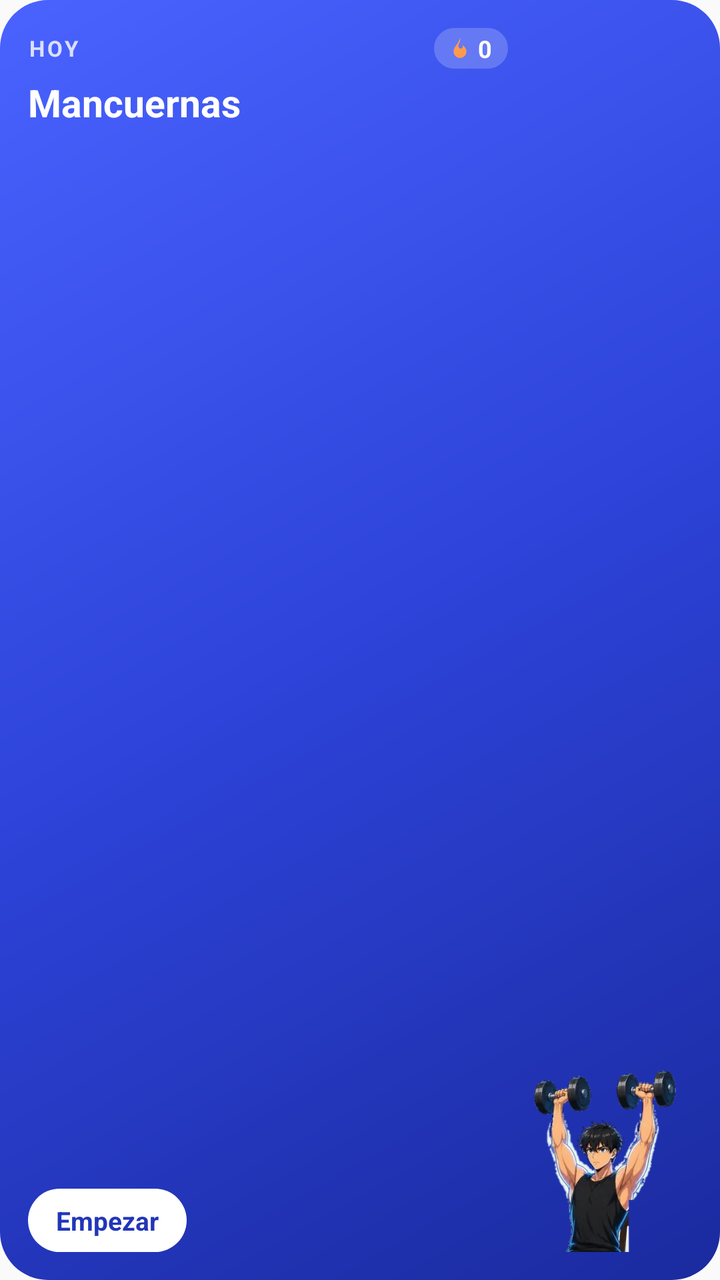
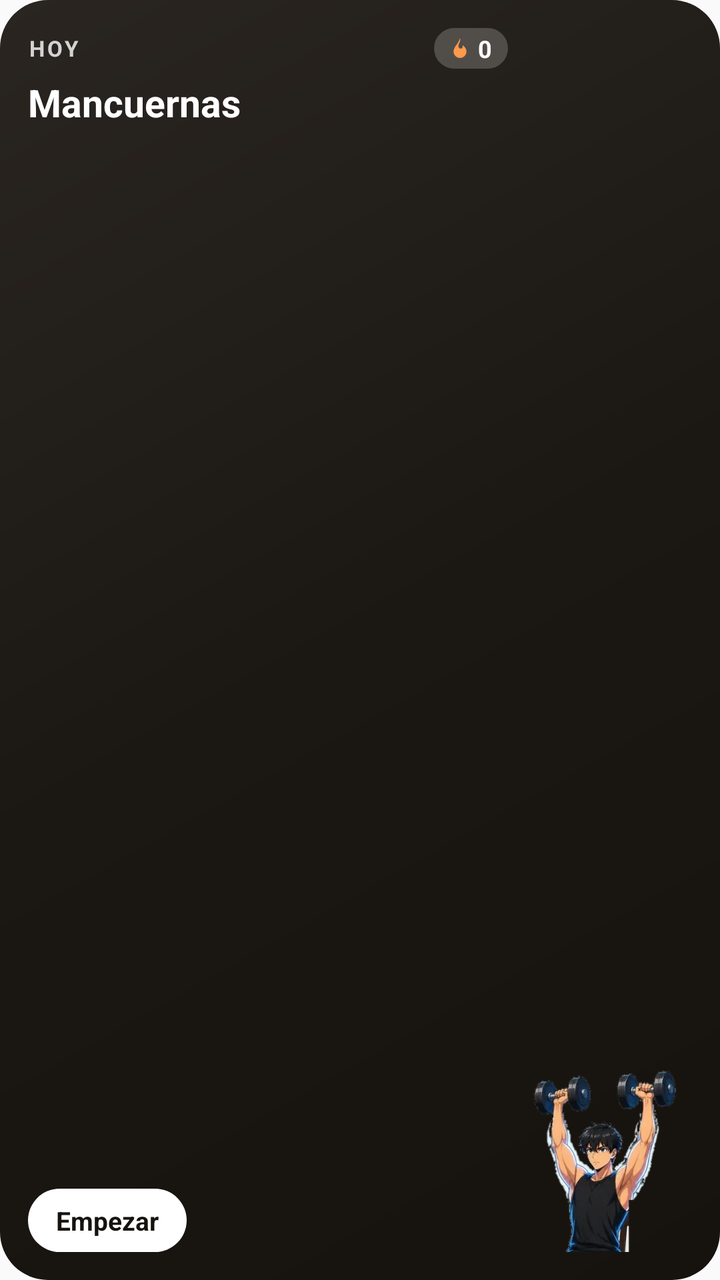

An Android layout rendered at two revisions. The XML below is the earlier revision; the diff shows what the commit changed to produce the second picture.
<!-- AndroidManifest.xml: application theme AppTheme -->
<!-- res/layout/widget_today.xml -->
<?xml version="1.0" encoding="utf-8"?>
<LinearLayout xmlns:android="http://schemas.android.com/apk/res/android"
    android:id="@+id/w_root"
    android:layout_width="match_parent"
    android:layout_height="match_parent"
    android:background="@drawable/widget_bg"
    android:orientation="horizontal"
    android:padding="14dp">

    <LinearLayout
        android:layout_width="0dp"
        android:layout_height="match_parent"
        android:layout_weight="1"
        android:orientation="vertical">

        <LinearLayout
            android:layout_width="match_parent"
            android:layout_height="wrap_content"
            android:gravity="center_vertical"
            android:orientation="horizontal">
            <TextView
                android:layout_width="0dp"
                android:layout_height="wrap_content"
                android:layout_weight="1"
                android:text="HOY"
                android:textColor="#CCFFFFFF"
                android:textSize="11sp"
                android:textStyle="bold"
                android:letterSpacing="0.12" />
            <TextView
                android:id="@+id/w_streak"
                android:layout_width="wrap_content"
                android:layout_height="wrap_content"
                android:background="@drawable/widget_pill"
                android:drawableStart="@drawable/w_flame"
                android:drawablePadding="3dp"
                android:paddingStart="7dp"
                android:paddingEnd="8dp"
                android:paddingTop="2dp"
                android:paddingBottom="2dp"
                android:text="0"
                android:textColor="#FFFFFF"
                android:textSize="12sp"
                android:textStyle="bold" />
        </LinearLayout>

        <TextView
            android:id="@+id/w_title"
            android:layout_width="match_parent"
            android:layout_height="wrap_content"
            android:layout_marginTop="4dp"
            android:ellipsize="end"
            android:maxLines="1"
            android:text="Mancuernas"
            android:textColor="#FFFFFF"
            android:textSize="19sp"
            android:textStyle="bold" />

        <TextView
            android:id="@+id/w_sub"
            android:layout_width="match_parent"
            android:layout_height="wrap_content"
            android:ellipsize="end"
            android:maxLines="2"
            android:text=""
            android:textColor="#E6FFFFFF"
            android:textSize="12.5sp" />

        <TextView
            android:id="@+id/w_food"
            android:layout_width="wrap_content"
            android:layout_height="wrap_content"
            android:layout_marginTop="5dp"
            android:background="@drawable/widget_pill"
            android:paddingStart="8dp"
            android:paddingEnd="8dp"
            android:paddingTop="2dp"
            android:paddingBottom="2dp"
            android:ellipsize="end"
            android:maxLines="1"
            android:text=""
            android:textColor="#FFFFFF"
            android:textSize="11.5sp"
            android:textStyle="bold"
            android:visibility="gone" />

        <TextView
            android:layout_width="match_parent"
            android:layout_height="0dp"
            android:layout_weight="1" />

        <LinearLayout
            android:layout_width="match_parent"
            android:layout_height="wrap_content"
            android:gravity="center_vertical"
            android:orientation="horizontal">
            <TextView
                android:id="@+id/w_btn"
                android:layout_width="wrap_content"
                android:layout_height="wrap_content"
                android:background="@drawable/widget_btn"
                android:paddingStart="14dp"
                android:paddingEnd="14dp"
                android:paddingTop="7dp"
                android:paddingBottom="7dp"
                android:text="Empezar"
                android:textColor="#2236B8"
                android:textSize="13sp"
                android:textStyle="bold" />
            <TextView
                android:id="@+id/w_week"
                android:layout_width="0dp"
                android:layout_height="wrap_content"
                android:layout_weight="1"
                android:layout_marginStart="10dp"
                android:ellipsize="end"
                android:maxLines="1"
                android:text=""
                android:textColor="#CCFFFFFF"
                android:textSize="11.5sp" />
        </LinearLayout>
    </LinearLayout>

    <ImageView
        android:layout_width="86dp"
        android:layout_height="match_parent"
        android:layout_marginStart="6dp"
        android:adjustViewBounds="true"
        android:scaleType="fitEnd"
        android:src="@drawable/widget_hero"
        android:contentDescription="Personaje" />
</LinearLayout>
<!-- resources referenced by this layout -->
<resources>
  <!-- drawable w_flame (drawable) -->
  <vector xmlns:android="http://schemas.android.com/apk/res/android" android:width="12dp" android:height="12dp" android:viewportWidth="24" android:viewportHeight="24">
      <path android:fillColor="#FF9A4D" android:pathData="M12,2c1,3.5 -1.6,5.3 -1.6,8.1 0,1.4 1,2.5 2.2,2.5 1.6,0 2.4,-1.4 2,-3.4 2.4,1.5 3.9,4 3.9,6.6A6.5,6.5 0,0 1,12 22a6.5,6.5 0,0 1,-6.5 -6.2C5.5,10.7 10.5,8 12,2z"/>
  </vector>
  <!-- drawable widget_bg (drawable) -->
  <?xml version="1.0" encoding="utf-8"?>
  <shape xmlns:android="http://schemas.android.com/apk/res/android" android:shape="rectangle">
      <gradient android:angle="315" android:startColor="#4A63FF" android:centerColor="#2D43D9" android:endColor="#1A2A9E" />
      <corners android:radius="24dp" />
  </shape>
  <!-- drawable widget_btn (drawable) -->
  <?xml version="1.0" encoding="utf-8"?>
  <shape xmlns:android="http://schemas.android.com/apk/res/android" android:shape="rectangle">
      <solid android:color="#FFFFFF" />
      <corners android:radius="18dp" />
  </shape>
  <!-- drawable widget_hero: png bitmap (drawable-nodpi, 107042 bytes) -->
  <!-- drawable widget_pill (drawable) -->
  <?xml version="1.0" encoding="utf-8"?>
  <shape xmlns:android="http://schemas.android.com/apk/res/android" android:shape="rectangle">
      <solid android:color="#33FFFFFF" />
      <corners android:radius="12dp" />
  </shape>
  <style name="AppTheme" parent="Theme.AppCompat.Light.DarkActionBar">
          
          <item name="colorPrimary">@color/colorPrimary</item>
          <item name="colorPrimaryDark">@color/colorPrimaryDark</item>
          <item name="colorAccent">@color/colorAccent</item>
      </style>
</resources>

<!-- the commit's change to res/layout/widget_today.xml (unified diff, before → after) -->
@@ -104,7 +104,7 @@
                 android:paddingTop="7dp"
                 android:paddingBottom="7dp"
                 android:text="Empezar"
-                android:textColor="#2236B8"
+                android:textColor="#16130F"
                 android:textSize="13sp"
                 android:textStyle="bold" />
             <TextView
<!-- resource entries referenced after the edit -->
@@ -7,7 +7,7 @@
   <!-- drawable widget_bg (drawable) -->
   <?xml version="1.0" encoding="utf-8"?>
   <shape xmlns:android="http://schemas.android.com/apk/res/android" android:shape="rectangle">
-      <gradient android:angle="315" android:startColor="#4A63FF" android:centerColor="#2D43D9" android:endColor="#1A2A9E" />
+      <gradient android:angle="315" android:startColor="#2A2520" android:centerColor="#1B1814" android:endColor="#16130F" />
       <corners android:radius="24dp" />
   </shape>
   <!-- drawable widget_btn (drawable) -->
